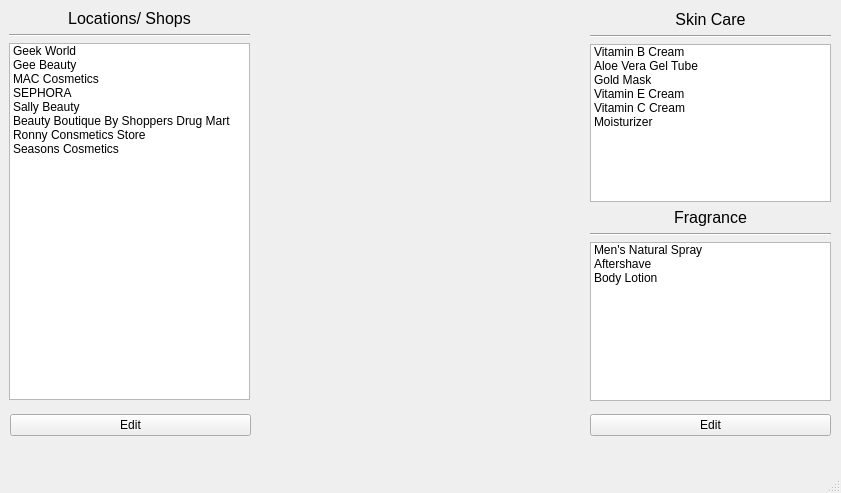
Above: Source/mainwindow.ui from DhirajWishal/DeliveryPlanningTool before the change. Below: the same form after it.
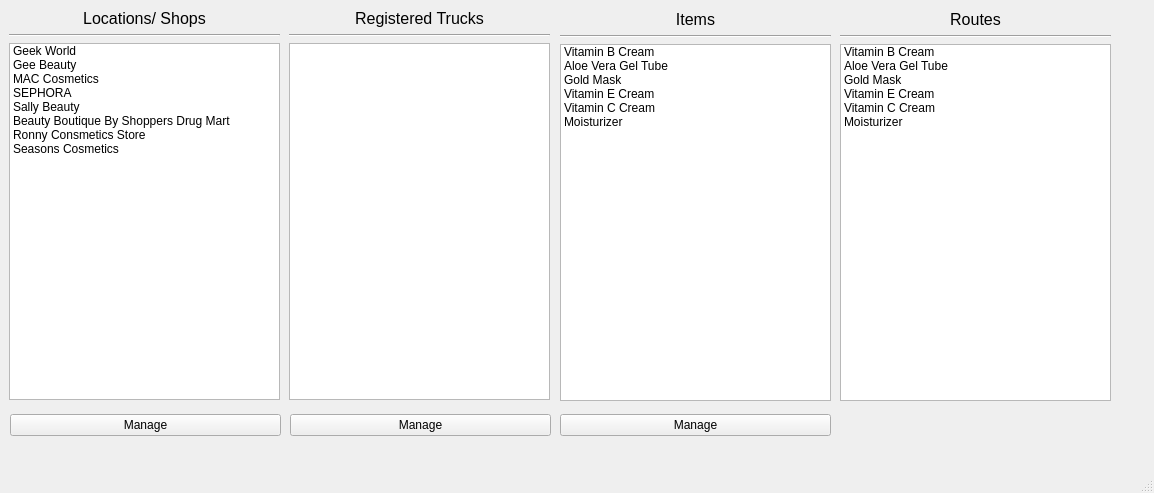
That is the form after the change.

Commit message:
Added truck management support.
* Added support to manage trucks.
* QMessageBoxes are now used to alert the user if there was an error with the inputs.

Diff of the .ui file:
```diff
--- a/Source/mainwindow.ui
+++ b/Source/mainwindow.ui
@@ -6,7 +6,7 @@
    <rect>
     <x>0</x>
     <y>0</y>
-    <width>841</width>
+    <width>1154</width>
     <height>493</height>
    </rect>
   </property>
@@ -19,7 +19,7 @@
      <rect>
       <x>10</x>
       <y>410</y>
-      <width>241</width>
+      <width>271</width>
       <height>31</height>
      </rect>
     </property>
@@ -27,7 +27,7 @@
      <item>
       <widget class="QPushButton" name="pushButton">
        <property name="text">
-        <string>Edit</string>
+        <string>Manage</string>
        </property>
       </widget>
      </item>
@@ -36,9 +36,9 @@
    <widget class="QWidget" name="verticalLayoutWidget">
     <property name="geometry">
      <rect>
-      <x>590</x>
+      <x>560</x>
       <y>10</y>
-      <width>241</width>
+      <width>271</width>
       <height>391</height>
      </rect>
     </property>
@@ -51,7 +51,7 @@
         </font>
        </property>
        <property name="text">
-        <string>Skin Care</string>
+        <string>Items</string>
        </property>
        <property name="alignment">
         <set>Qt::AlignHCenter|Qt::AlignTop</set>
@@ -99,55 +99,14 @@
        </item>
       </widget>
      </item>
-     <item>
-      <widget class="QLabel" name="label_2">
-       <property name="font">
-        <font>
-         <pointsize>12</pointsize>
-        </font>
-       </property>
-       <property name="text">
-        <string>Fragrance</string>
-       </property>
-       <property name="alignment">
-        <set>Qt::AlignHCenter|Qt::AlignTop</set>
-       </property>
-      </widget>
-     </item>
-     <item>
-      <widget class="Line" name="line_2">
-       <property name="orientation">
-        <enum>Qt::Horizontal</enum>
-       </property>
-      </widget>
-     </item>
-     <item>
-      <widget class="QListWidget" name="listWidget_3">
-       <item>
-        <property name="text">
-         <string>Men's Natural Spray</string>
-        </property>
-       </item>
-       <item>
-        <property name="text">
-         <string>Aftershave</string>
-        </property>
-       </item>
-       <item>
-        <property name="text">
-         <string>Body Lotion</string>
-        </property>
-       </item>
-      </widget>
-     </item>
     </layout>
    </widget>
    <widget class="QWidget" name="horizontalLayoutWidget_3">
     <property name="geometry">
      <rect>
-      <x>590</x>
+      <x>560</x>
       <y>410</y>
-      <width>241</width>
+      <width>271</width>
       <height>31</height>
      </rect>
     </property>
@@ -155,7 +114,7 @@
      <item>
       <widget class="QPushButton" name="pushButton_2">
        <property name="text">
-        <string>Edit</string>
+        <string>Manage</string>
        </property>
       </widget>
      </item>
@@ -166,7 +125,7 @@
      <rect>
       <x>9</x>
       <y>9</y>
-      <width>241</width>
+      <width>271</width>
       <height>391</height>
      </rect>
     </property>
@@ -239,6 +198,130 @@
      </item>
     </layout>
    </widget>
+   <widget class="QWidget" name="verticalLayoutWidget_3">
+    <property name="geometry">
+     <rect>
+      <x>289</x>
+      <y>9</y>
+      <width>261</width>
+      <height>391</height>
+     </rect>
+    </property>
+    <layout class="QVBoxLayout" name="verticalLayout_3">
+     <item>
+      <widget class="QLabel" name="label_4">
+       <property name="font">
+        <font>
+         <pointsize>12</pointsize>
+        </font>
+       </property>
+       <property name="text">
+        <string>Registered Trucks</string>
+       </property>
+       <property name="alignment">
+        <set>Qt::AlignHCenter|Qt::AlignTop</set>
+       </property>
+      </widget>
+     </item>
+     <item>
+      <widget class="Line" name="line_4">
+       <property name="orientation">
+        <enum>Qt::Horizontal</enum>
+       </property>
+      </widget>
+     </item>
+     <item>
+      <widget class="QListWidget" name="truckList"/>
+     </item>
+    </layout>
+   </widget>
+   <widget class="QWidget" name="horizontalLayoutWidget_4">
+    <property name="geometry">
+     <rect>
+      <x>290</x>
+      <y>410</y>
+      <width>261</width>
+      <height>31</height>
+     </rect>
+    </property>
+    <layout class="QHBoxLayout" name="horizontalLayout_4">
+     <item>
+      <widget class="QPushButton" name="manageTrucksButton">
+       <property name="text">
+        <string>Manage</string>
+       </property>
+      </widget>
+     </item>
+    </layout>
+   </widget>
+   <widget class="QWidget" name="verticalLayoutWidget_4">
+    <property name="geometry">
+     <rect>
+      <x>840</x>
+      <y>10</y>
+      <width>271</width>
+      <height>391</height>
+     </rect>
+    </property>
+    <layout class="QVBoxLayout" name="verticalLayout_4">
+     <item>
+      <widget class="QLabel" name="label_5">
+       <property name="font">
+        <font>
+         <pointsize>12</pointsize>
+        </font>
+       </property>
+       <property name="text">
+        <string>Routes</string>
+       </property>
+       <property name="alignment">
+        <set>Qt::AlignHCenter|Qt::AlignTop</set>
+       </property>
+      </widget>
+     </item>
+     <item>
+      <widget class="Line" name="line_5">
+       <property name="orientation">
+        <enum>Qt::Horizontal</enum>
+       </property>
+      </widget>
+     </item>
+     <item>
+      <widget class="QListWidget" name="routeList">
+       <item>
+        <property name="text">
+         <string>Vitamin B Cream</string>
+        </property>
+       </item>
+       <item>
+        <property name="text">
+         <string>Aloe Vera Gel Tube</string>
+        </property>
+       </item>
+       <item>
+        <property name="text">
+         <string>Gold Mask</string>
+        </property>
+       </item>
+       <item>
+        <property name="text">
+         <string>Vitamin E Cream</string>
+        </property>
+       </item>
+       <item>
+        <property name="text">
+         <string>Vitamin C Cream</string>
+        </property>
+       </item>
+       <item>
+        <property name="text">
+         <string>Moisturizer</string>
+        </property>
+       </item>
+      </widget>
+     </item>
+    </layout>
+   </widget>
   </widget>
   <widget class="QMenuBar" name="menubar">
    <property name="geometry">
```
Left out of the diff: 10 changed lines with no effect on the pictures. The commit also changes 27 other files.
